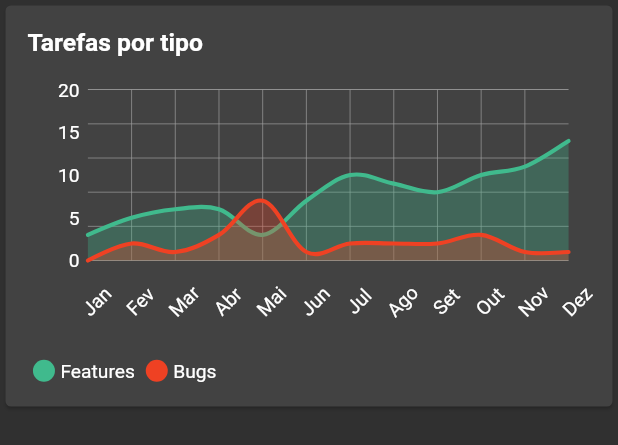
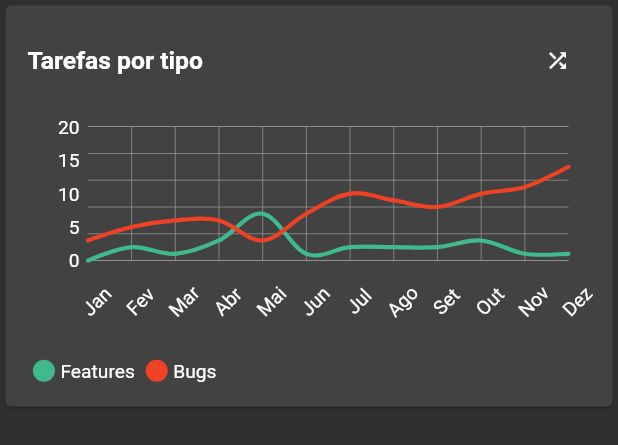
Before and after one commit to giuliacf/flutter_charts_example, a Flutter app: the MultipleLineChart widget shown alone on an empty page, opened directly, on a phone screen of 412 x 824 dp. Shown: the top 445 px of the screen. Run offline on Flutter 3.47's test engine with Material 2 defaults, Android fonts, the phone set to English and light mode, and no system bars; drawn by our look-alikes of fl_chart; our stand-ins replace charts_flutter, flutter_mobx, mobx, responsive_framework; generated files the repository leaves out were written again.

Commit message:
Adicionar shuffle de dados no gráfico de linha

```diff
--- a/lib/screens/widgets/fl_charts/fl_line_chart.dart
+++ b/lib/screens/widgets/fl_charts/fl_line_chart.dart
@@ -5,12 +5,17 @@ import 'package:flutter_charts_example/screens/widgets/fl_charts/indicator.dart'
 const fetaureColor = Color(0xff40ba8d);
 const bugsColor = Color(0xffef4123);
 
-class MultipleLineChart extends StatelessWidget {
+class MultipleLineChart extends StatefulWidget {
   final bool hasArea;
   final String title;
 
-  MultipleLineChart({this.hasArea, this.title});
+  MultipleLineChart({@required this.title, this.hasArea = false});
 
+  @override
+  _MultipleLineChartState createState() => _MultipleLineChartState();
+}
+
+class _MultipleLineChartState extends State<MultipleLineChart> {
   final months = [
     'Jan',
     'Fev',
@@ -27,9 +32,11 @@ class MultipleLineChart extends StatelessWidget {
   ];
 
   final values = [
-    [0, 2, 1, 3, 7, 1, 2, 2, 2, 3, 1, 1],
-    [3, 5, 6, 6, 3, 7, 10, 9, 8, 10, 11, 14]
+    <double>[0, 2, 1, 3, 7, 1, 2, 2, 2, 3, 1, 1],
+    <double>[3, 5, 6, 6, 3, 7, 10, 9, 8, 10, 11, 14]
   ];
+
+  bool changeData = false;
 
   Widget build(BuildContext context) {
     return Container(
@@ -40,13 +47,28 @@ class MultipleLineChart extends StatelessWidget {
           child: Column(
             crossAxisAlignment: CrossAxisAlignment.start,
             children: <Widget>[
+              Row(
+                mainAxisAlignment: MainAxisAlignment.spaceBetween,
+                children: [
                   Text(
-                title,
+                    widget.title,
                     style: TextStyle(
                       color: Colors.white,
                       fontSize: 18,
                       fontWeight: FontWeight.bold,
                     ),
+                  ),
+                  IconButton(
+                    icon: Icon(Icons.shuffle),
+                    iconSize: 18,
+                    tooltip: 'Trocar dados',
+                    onPressed: () {
+                      setState(() {
+                        changeData = !changeData;
+                      });
+                    },
+                  ),
+                ],
               ),
               const SizedBox(height: 24),
               Expanded(
@@ -142,7 +164,7 @@ class MultipleLineChart extends StatelessWidget {
 
   List<LineChartBarData> linesBarData1() {
     final LineChartBarData lineChartBarData2 = LineChartBarData(
-      spots: values[0]
+      spots: values[changeData ? 0 : 1]
           .asMap()
           .entries
           .map((model) => FlSpot(model.key.toDouble(), model.value.toDouble()))
@@ -153,13 +175,13 @@ class MultipleLineChart extends StatelessWidget {
       isStrokeCapRound: true,
       dotData: FlDotData(show: false),
       belowBarData: BarAreaData(
-        show: hasArea,
+        show: widget.hasArea,
         colors: [bugsColor.withOpacity(0.3)],
       ),
     );
 
     final LineChartBarData lineChartBarData1 = LineChartBarData(
-      spots: values[1]
+      spots: values[changeData ? 1 : 0]
           .asMap()
           .entries
           .map((model) => FlSpot(model.key.toDouble(), model.value.toDouble()))
@@ -170,7 +192,7 @@ class MultipleLineChart extends StatelessWidget {
       isStrokeCapRound: true,
       dotData: FlDotData(show: false),
       belowBarData: BarAreaData(
-        show: hasArea,
+        show: widget.hasArea,
         colors: [fetaureColor.withOpacity(0.3)],
       ),
     );
```
Lines whose indentation alone changed are shown as unchanged.
